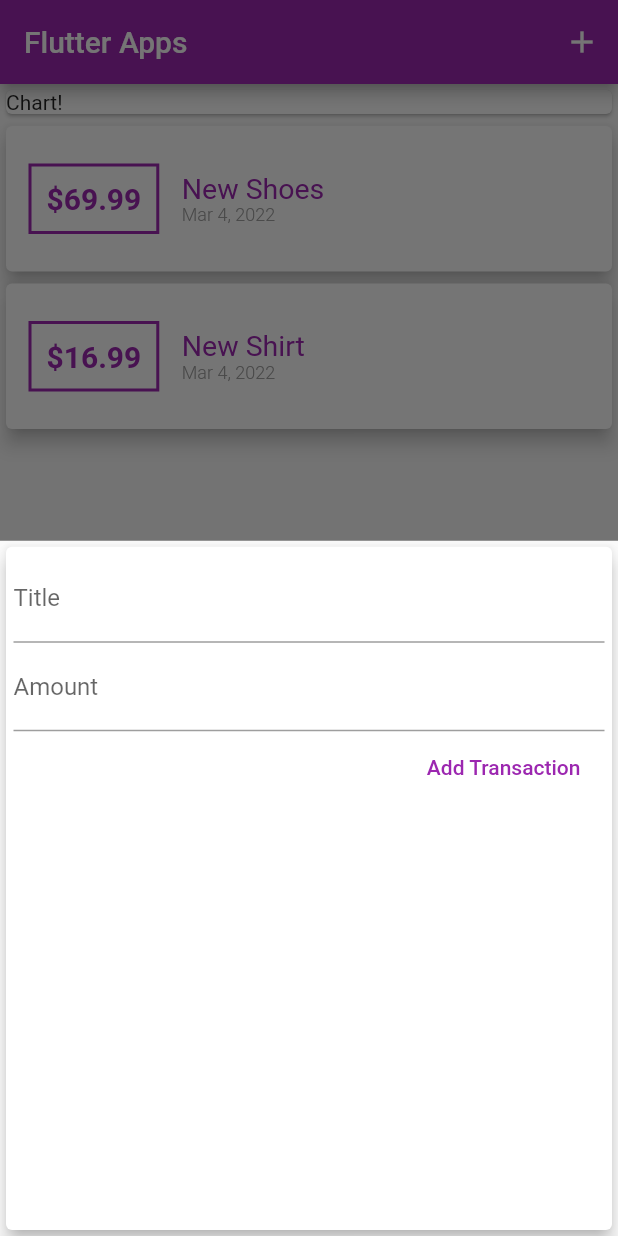
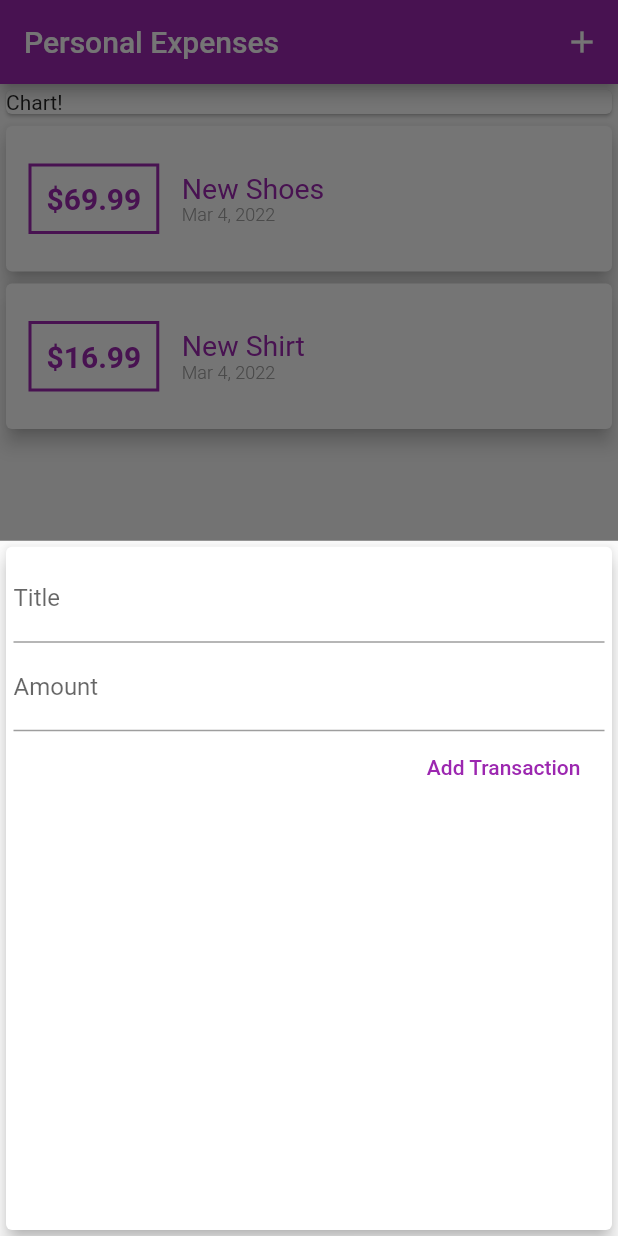
Before and after one commit to wasii/flutter_widget_styling, a Flutter app: the screen it shows after launch, after a tap on the "add" icon, on a phone screen of 412 x 824 dp. Run offline on Flutter 3.47's test engine with Material 2 defaults, Android fonts, the light colour scheme and no system bars.

Commit message:
configuring themes

```diff
--- a/lib/main.dart
+++ b/lib/main.dart
@@ -9,9 +9,12 @@ class MyApp extends StatelessWidget {
   @override
   Widget build(BuildContext context) {
     return MaterialApp(
-      title: 'Flutter App',
+      title: 'Personal Expenses',
       home: MyHomePage(),
       debugShowCheckedModeBanner: false,
+      theme: ThemeData(
+        primarySwatch: Colors.purple,
+      ),
     );
   }
 }
@@ -44,17 +47,18 @@ class _MyHomePageState extends State<MyHomePage> {
   }
 
   void _addNewTransactionPopUp(BuildContext ctx) {
-    showModalBottomSheet(context: ctx, builder: (_) {
-      return NewTransactions(_addNewTransaction);
-    });
+    showModalBottomSheet(
+        context: ctx,
+        builder: (_) {
+          return NewTransactions(_addNewTransaction);
+        });
   }
 
   @override
   Widget build(BuildContext context) {
     return Scaffold(
       appBar: AppBar(
-        title: Text('Flutter Apps'),
-        backgroundColor: Colors.purple,
+        title: Text('Personal Expenses'),
         actions: [
           IconButton(
             icon: Icon(Icons.add),
@@ -79,7 +83,6 @@ class _MyHomePageState extends State<MyHomePage> {
       floatingActionButtonLocation: FloatingActionButtonLocation.centerFloat,
       floatingActionButton: FloatingActionButton(
         child: Icon(Icons.add),
-        backgroundColor: Colors.purple,
         onPressed: () => _addNewTransactionPopUp(context),
       ),
     );
--- a/lib/widgets/new_transactions.dart
+++ b/lib/widgets/new_transactions.dart
@@ -1,7 +1,17 @@
 import 'package:flutter/material.dart';
 
-class NewTransactions extends StatelessWidget {
+class NewTransactions extends StatefulWidget {
+  final Function addTx;
+
+  NewTransactions(this.addTx);
+
+  @override
+  State<NewTransactions> createState() => _NewTransactionsState();
+}
+
+class _NewTransactionsState extends State<NewTransactions> {
   final titleController = TextEditingController();
+
   final amountController = TextEditingController();
 
   void submitData() {
@@ -11,11 +21,10 @@ class NewTransactions extends StatelessWidget {
     if (enteredTitle.isEmpty || enteredAmount <= 0) {
       return;
     }
-    addTx(enteredTitle, enteredAmount);
+    widget.addTx(enteredTitle, enteredAmount);
+    Navigator.of(context).pop();
   }
-  final Function addTx;
 
-  NewTransactions(this.addTx);
   @override
   Widget build(BuildContext context) {
     return Card(
@@ -46,7 +55,9 @@ class NewTransactions extends StatelessWidget {
               onPressed: submitData,
               child: Text(
                 'Add Transaction',
-                style: TextStyle(color: Colors.purple),
+                style: TextStyle(
+                  color: Theme.of(context).primaryColor,
+                ),
               ),
             ),
           ],
--- a/lib/widgets/transaction_list.dart
+++ b/lib/widgets/transaction_list.dart
@@ -10,7 +10,7 @@ class TransactionList extends StatelessWidget {
   @override
   Widget build(BuildContext context) {
     return Container(
-      height: 300,
+      height: 500,
       child: ListView.builder(
         itemBuilder: (ctx, index) {
           return Card(
@@ -21,7 +21,7 @@ class TransactionList extends StatelessWidget {
                   margin: EdgeInsets.symmetric(vertical: 25, horizontal: 15),
                   decoration: BoxDecoration(
                     border: Border.all(
-                      color: Colors.purple,
+                      color: Theme.of(context).primaryColor,
                       width: 2,
                     ),
                   ),
@@ -30,7 +30,7 @@ class TransactionList extends StatelessWidget {
                       style: TextStyle(
                         fontSize: 20,
                         fontWeight: FontWeight.bold,
-                        color: Colors.purple,
+                        color: Theme.of(context).primaryColor,
                       )),
                 ),
                 Column(
@@ -39,7 +39,7 @@ class TransactionList extends StatelessWidget {
                     Text(
                       transactions[index].title,
                       style: TextStyle(
-                        color: Colors.purple,
+                        color: Theme.of(context).primaryColor,
                         fontWeight: FontWeight.w400,
                         fontSize: 19,
                       ),
```
